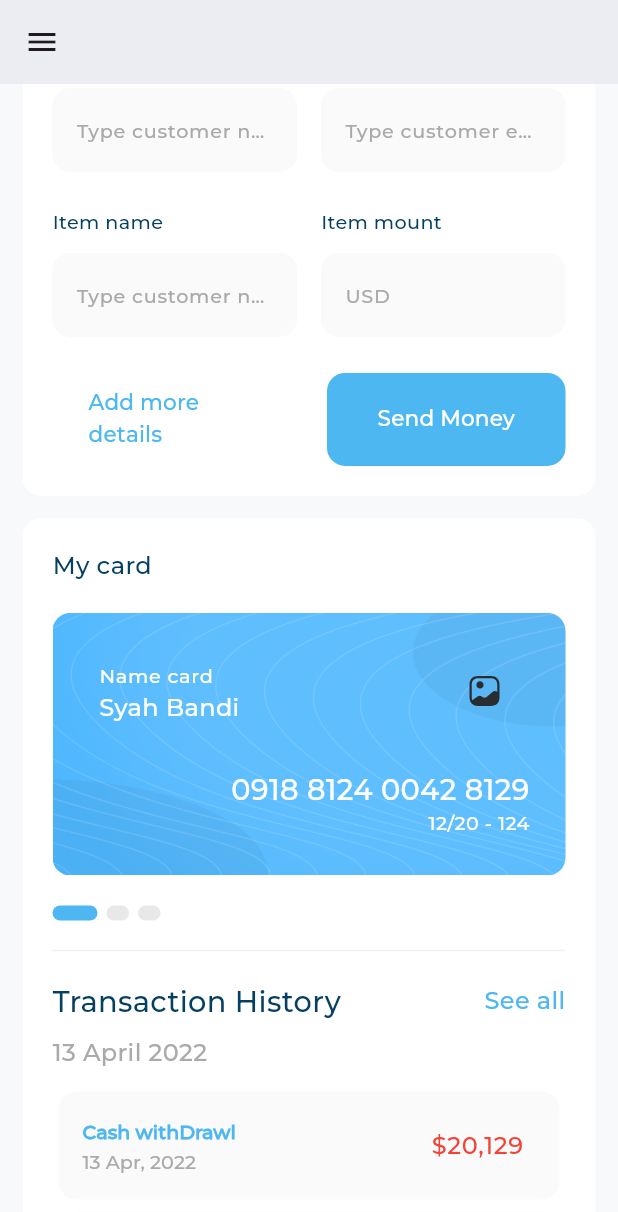
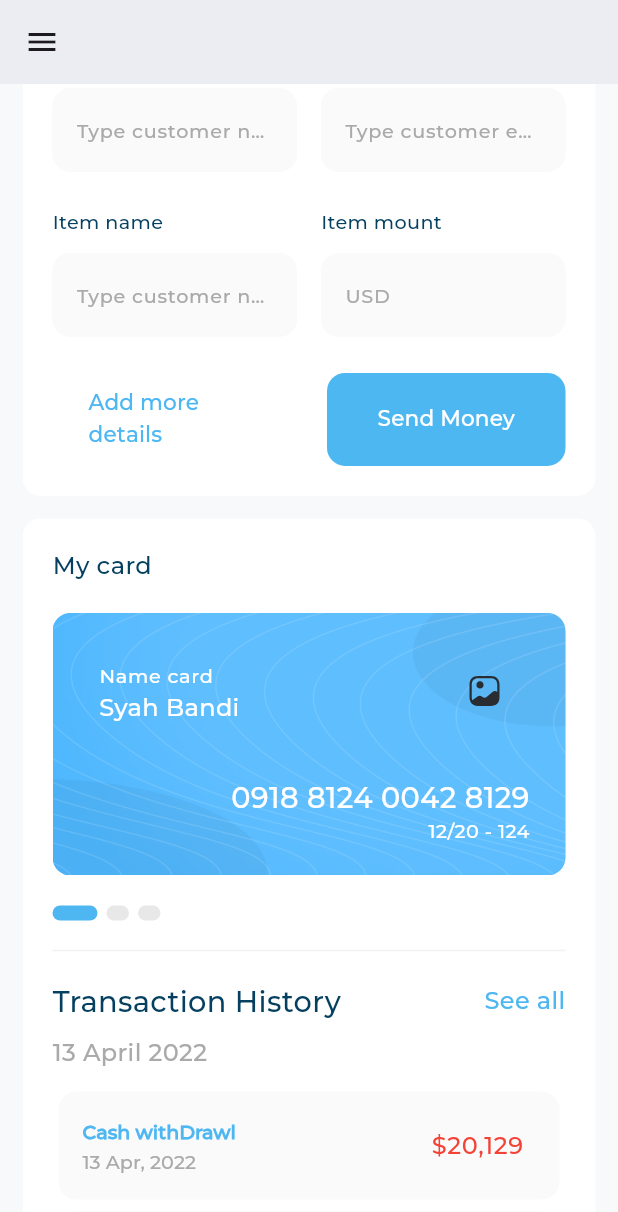
Before and after one commit to amgadelmarghny/responsive_dash_board, a Flutter app: the screen it shows after launch, scrolled down 576 dp, on a phone screen of 412 x 824 dp. Shown: the top 1212 px of the screen. Run offline on Flutter 3.47's test engine with Material 3 defaults, Android fonts, the phone set to English and light mode, and no system bars; drawn by our look-alikes of expandable_page_view, smooth_page_indicator; our stand-ins replace fl_chart, flutter_svg; project files that could hold a hidden picture were left out.

Commit message:
desktop responsive ui done

```diff
--- a/lib/widgets/my_card.dart
+++ b/lib/widgets/my_card.dart
@@ -11,7 +11,7 @@ class MyCard extends StatelessWidget {
     return AspectRatio(
       aspectRatio: 420 / 215,
       child: Container(
-        padding: const EdgeInsets.only(bottom: 26, right: 24),
+        padding: const EdgeInsets.only(right: 24),
         decoration: BoxDecoration(
           image: const DecorationImage(
             image: AssetImage(Assets.imagesCardBackground),
@@ -47,6 +47,11 @@ class MyCard extends StatelessWidget {
               style: AppStyles.styleRegular16(context)
                   .copyWith(color: Colors.white),
             ),
+            const Flexible(
+              child: SizedBox(
+                height: 54 - 28,
+              ),
+            )
           ],
         ),
       ),
```
